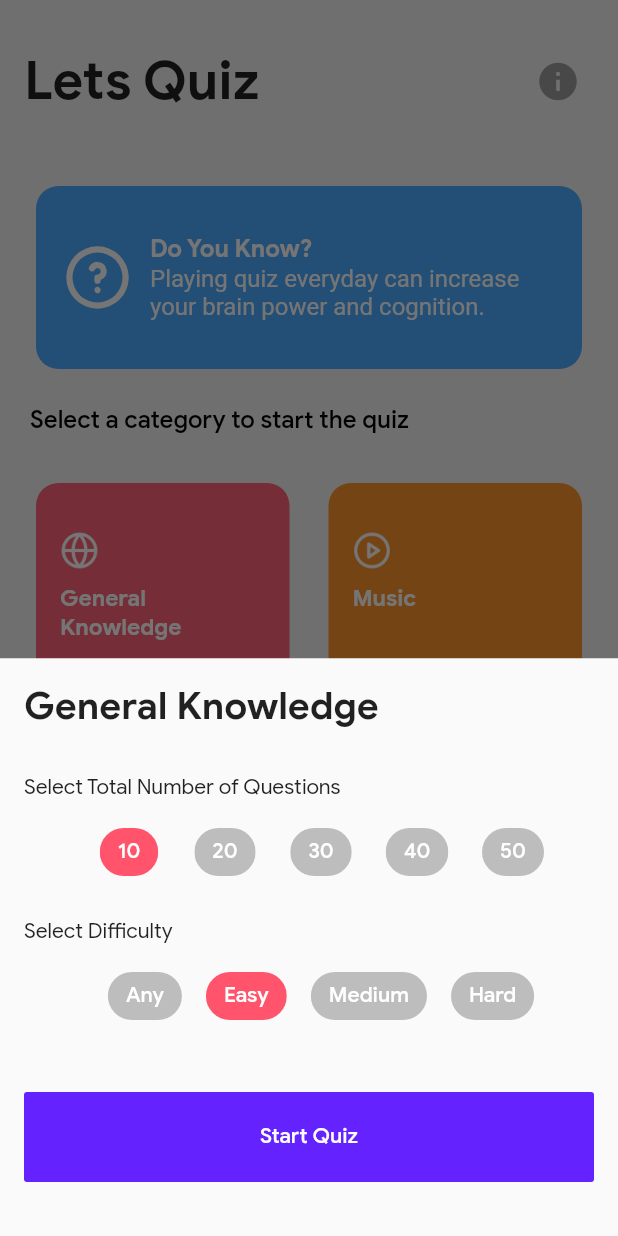
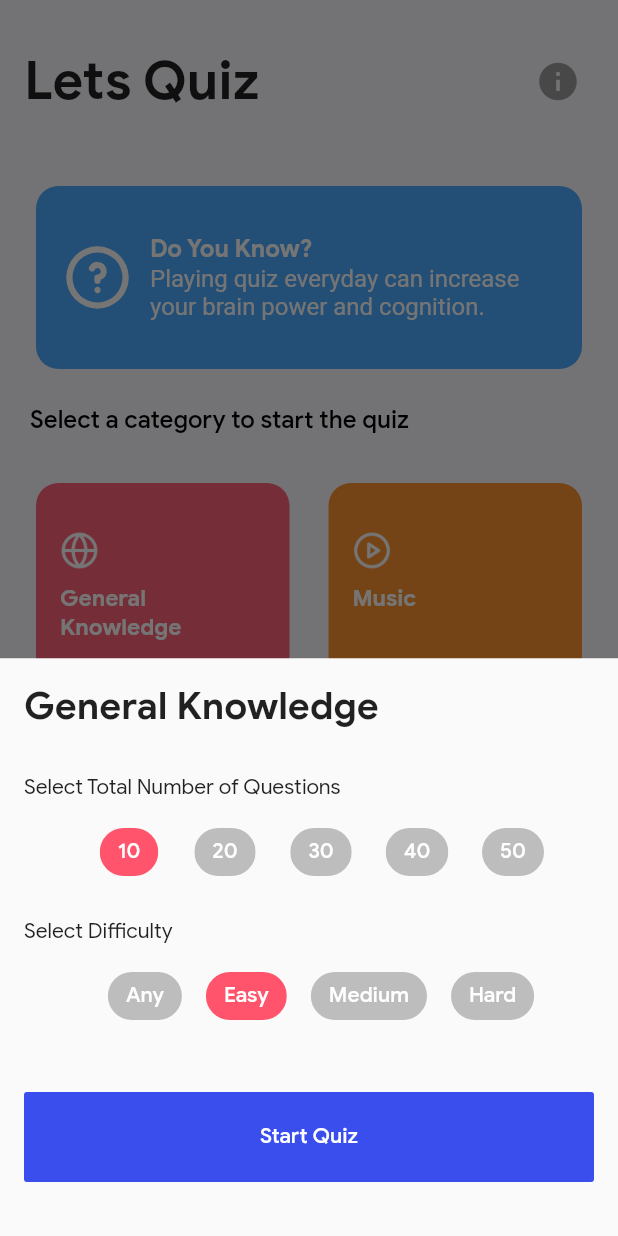
Before and after one commit to code-quant/letsquiz, a Flutter app: the screen it shows after launch, after a tap on "General Knowledge", on a phone screen of 412 x 824 dp. Run offline on Flutter 3.47's test engine with Material 2 defaults, Android fonts, the phone set to English and light mode, and no system bars; our stand-ins replace flutter_custom_clippers, flutter_svg, font_awesome_flutter, html_unescape.

Commit message:
Improved Colors

```diff
--- a/lib/ui/colors.dart
+++ b/lib/ui/colors.dart
@@ -1,7 +1,7 @@
 import 'package:flutter/material.dart';
 
 //background colors
-const lightBackground = Color(0xfff2f2f2);
+const lightBackground = Color(0xfffafbff);
 
 //category colors
 const color1 = Color(0xffFF546C);
@@ -17,6 +17,15 @@ const dark1 = Color(0xff111730);
 const dark2 = Color(0xff202945);
 
 //primary Color
-const primaryColor = Color(0xff6322FE);
+const primaryColor = Color(0xff3a4eed);
 //accent Color
 const accentColor = Color(0xffFF546C);
+
+//dark text colorr
+const darkText = Color(0xff394668);
+
+//Action Chip Disabled
+const actionChipDisabled = Color(0x99808080);
+
+//About Button
+const aboutButton = Color(0x99394668);
```
